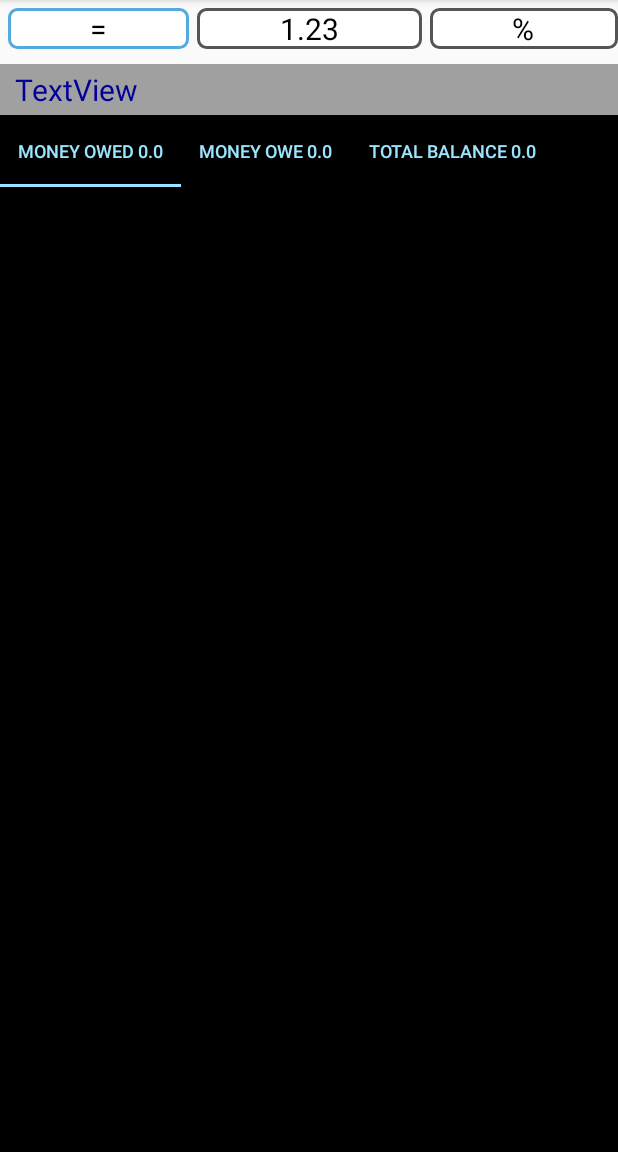
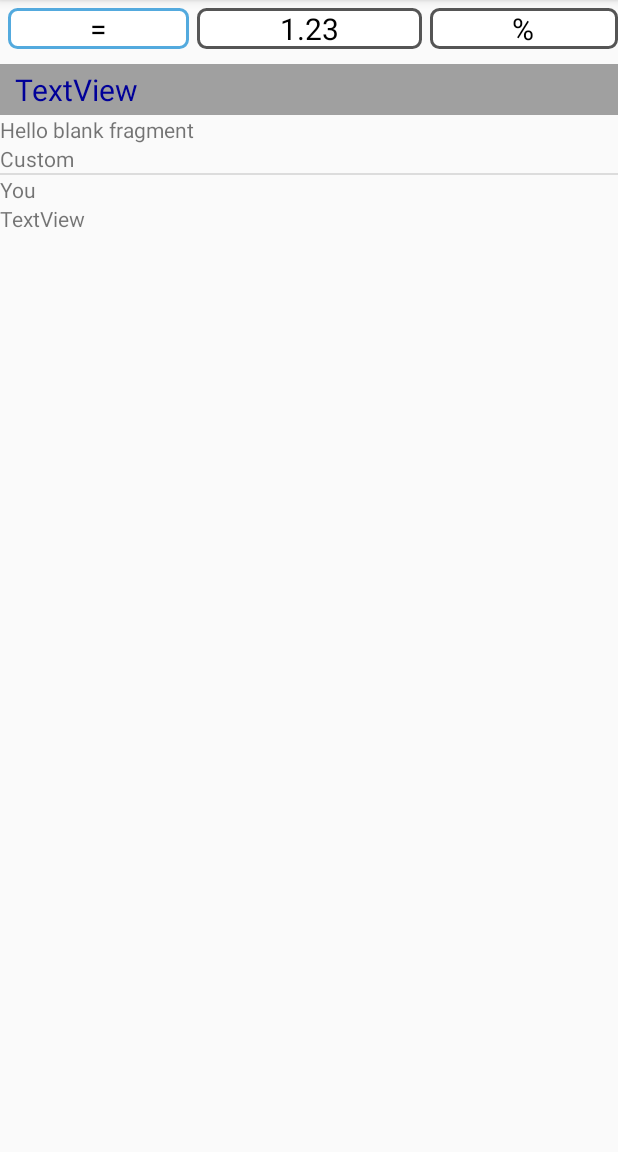
Before and after one commit to hussu97/SafeSplit, an Android app: the SplitActivity screen opened directly, with no data from a screen before it, on a phone screen of 412 x 824 dp, the part 84-1236 px from its top. Run offline under Robolectric (Android 15) with nearby library versions, the phone set to English and light mode, and no system bars.

Commit message:
diff branch

```diff
--- a/app/src/main/java/com/example/b00063271/safesplit/AddBill.java
+++ b/app/src/main/java/com/example/b00063271/safesplit/AddBill.java
@@ -25,7 +25,7 @@ public class AddBill extends AppCompatActivity {
     static Button paidby;
     static Button split;
     static EditText amount;
-    static Boolean First = true;
+    private Boolean First = true;
 
 
 
--- a/app/src/main/java/com/example/b00063271/safesplit/FriendsFragment/MainFragment.java
+++ b/app/src/main/java/com/example/b00063271/safesplit/FriendsFragment/MainFragment.java
@@ -126,7 +126,7 @@ public class MainFragment extends Fragment {
         viewPager.setAdapter(adapter);
     }
 
-    static class Adapter extends FragmentPagerAdapter {
+    public static class Adapter extends FragmentPagerAdapter {
         private final List<Fragment> mFragmentList = new ArrayList<>();
         private final List<String> mFragmentTitleList = new ArrayList<>();
         public Adapter(FragmentManager manager) {
--- a/app/src/main/java/com/example/b00063271/safesplit/HomeScreenActivity.java
+++ b/app/src/main/java/com/example/b00063271/safesplit/HomeScreenActivity.java
@@ -27,7 +27,6 @@ public class HomeScreenActivity extends AppCompatActivity implements MainFragmen
     private FragmentTransaction fragmentTransaction;
     private ListView listView;
     private final String TAG="HSActivity";
-
     private String userMobile="xJNsNNf39VJ62aiETsiO";
     private String userName ="Hussu";
 
--- a/app/src/main/java/com/example/b00063271/safesplit/SplitActivity.java
+++ b/app/src/main/java/com/example/b00063271/safesplit/SplitActivity.java
@@ -5,12 +5,20 @@ import androidx.appcompat.app.AppCompatActivity;
 import androidx.fragment.app.Fragment;
 import androidx.fragment.app.FragmentManager;
 import androidx.fragment.app.FragmentTransaction;
+import androidx.viewpager.widget.ViewPager;
 
 import android.content.Intent;
 import android.net.Uri;
 import android.os.Bundle;
+import android.provider.MediaStore;
 import android.util.Log;
 import android.view.MenuItem;
+import android.view.View;
+import android.widget.CompoundButton;
+import android.widget.RadioButton;
+import android.widget.RadioGroup;
+import android.widget.TextView;
+import android.widget.Toast;
 
 import com.example.b00063271.safesplit.FriendsFragment.MainFragment;
 import com.example.b00063271.safesplit.FriendsFragment.MoneyOweFragment;
@@ -18,45 +26,105 @@ import com.example.b00063271.safesplit.FriendsFragment.MoneyOwedFragment;
 import com.example.b00063271.safesplit.FriendsFragment.TotalBalanceFragment;
 import com.google.android.material.bottomnavigation.BottomNavigationView;
 
-public class SplitActivity extends AppCompatActivity implements MainFragment.OnFragmentInteractionListener,DashboardFragment.OnFragmentInteractionListener
-        ,ProfileFragment.OnFragmentInteractionListener,GroupsFragment.OnFragmentInteractionListener,MoneyOweFragment.OnFragmentInteractionListener, MoneyOwedFragment.OnFragmentInteractionListener,
-        TotalBalanceFragment.OnFragmentInteractionListener{
+import org.w3c.dom.Text;
+
+public class SplitActivity extends AppCompatActivity implements splitpercent.OnFragmentInteractionListener,splitexactamounts.OnFragmentInteractionListener,
+            splitequally.OnFragmentInteractionListener{
 
     private FragmentManager fragmentManager;
     private FragmentTransaction fragmentTransaction;
     private String userID="xJNsNNf39VJ62aiETsiO";
+    private String username = "hussu";
+    private RadioGroup rg;
+    private RadioButton rbequal, rbexact, rbpercent;
+    private TextView fragment_title;
 
+    private ViewPager viewPager;
     @Override
     protected void onCreate(Bundle savedInstanceState) {
         super.onCreate(savedInstanceState);
         setContentView(R.layout.activity_split);
+
+        rg = (RadioGroup) findViewById(R.id.rg_split);
+        rbequal = (RadioButton) findViewById(R.id.radio0);
+        rbexact = (RadioButton) findViewById(R.id.radio1);
+        rbpercent = (RadioButton) findViewById(R.id.radio2);
+        fragment_title = (TextView) findViewById(R.id.textView3);
+
         fragmentManager = getSupportFragmentManager();
-        openFragment(new MainFragment());
+        viewPager = (ViewPager)findViewById(R.id.splitOptionsViewPager);
+        setupViewPager();
+
+/*
+        fragment_title.setOnClickListener(new View.OnClickListener() {
+            @Override
+            public void onClick(View v) {
+                viewPager.setCurrentItem(2, true);
+                rbpercent.setChecked(true);
+            }
+        });
+*/
+
+
+        rg.setOnCheckedChangeListener(new RadioGroup.OnCheckedChangeListener() {
+            @Override
+            public void onCheckedChanged(RadioGroup group, int checkedId) {
+                switch (checkedId){
+                    case R.id.radio0:{
+                        viewPager.setCurrentItem(0, true);
+                        break;
+                    }
+                    case R.id.radio1:{
+                        viewPager.setCurrentItem(1, true);
+                        break;
+                    }
+                    case R.id.radio2:{
+                        viewPager.setCurrentItem(2, true);
+                        break;
+                    }
+                }
+            }
+        });
+
+        viewPager.setOnPageChangeListener(new ViewPager.OnPageChangeListener() {
+            @Override
+            public void onPageScrolled(int position, float positionOffset, int positionOffsetPixels) {
+
+            }
+
+            @Override
+            public void onPageSelected(int position) {
+                switch (position){
+                    case 0:{
+                        rbequal.setChecked(true);
+                        break;
+                    }
+                    case 1:{
+                        rbexact.setChecked(true);
+                        break;
+                    }
+                    case 2:{
+                        rbpercent.setChecked(true);
+                        break;
+                    }
+                }
+            }
+
+            @Override
+            public void onPageScrollStateChanged(int state) {
+
+            }
+        });
+
     }
 
-
-    private BottomNavigationView.OnNavigationItemSelectedListener mOnNavigationItemSelectedListener
-            = new BottomNavigationView.OnNavigationItemSelectedListener() {
-
-        @Override
-        public boolean onNavigationItemSelected(@NonNull MenuItem item) {
-            switch (item.getItemId()) {
-                case R.id.naviagation_friends:
-                    return openFragment(MainFragment.newInstance(userID));
-                case R.id.navigation_dashboard:
-                    return openFragment(new DashboardFragment());
-                case R.id.naviagtion_me:
-                    return openFragment(new ProfileFragment());
-                case R.id.navigation_groups:
-                    return openFragment(new GroupsFragment());
-                case R.id.navigation_new_bill:
-                    startActivity(new Intent(getApplicationContext(),AddUsers.class));
-                    overridePendingTransition(R.anim.push_bottom_up,R.anim.remain_same_position);
-                    return true;
-            }
-            return false;
-        }
-    };
+    private void setupViewPager(){
+        MainFragment.Adapter adapter = new MainFragment.Adapter(fragmentManager);
+        adapter.addFragment(splitequally.newInstance("",""), "Equal");
+        adapter.addFragment(splitexactamounts.newInstance("",""), "Exact");
+        adapter.addFragment(splitpercent.newInstance("",""), "Percent");
+        viewPager.setAdapter(adapter);
+    }
     private boolean openFragment(Fragment fragment){
         fragmentTransaction = fragmentManager.beginTransaction();
         fragmentTransaction.replace(R.id.frame_container, fragment);
--- a/app/src/main/java/com/example/b00063271/safesplit/spliequally.java
+++ b/app/src/main/java/com/example/b00063271/safesplit/splitequally.java
@@ -9,17 +9,25 @@ import androidx.fragment.app.Fragment;
 import android.view.LayoutInflater;
 import android.view.View;
 import android.view.ViewGroup;
+import android.widget.ListView;
+import android.widget.SimpleAdapter;
+
+import java.util.ArrayList;
+import java.util.HashMap;
+
+import static com.example.b00063271.safesplit.AddBill.payers;
+import static com.example.b00063271.safesplit.AddBill.users;
 
 
 /**
  * A simple {@link Fragment} subclass.
  * Activities that contain this fragment must implement the
- * {@link spliequally.OnFragmentInteractionListener} interface
+ * {@link splitequally.OnFragmentInteractionListener} interface
  * to handle interaction events.
- * Use the {@link spliequally#newInstance} factory method to
+ * Use the {@link splitequally#newInstance} factory method to
  * create an instance of this fragment.
  */
-public class spliequally extends Fragment {
+public class splitequally extends Fragment {
     // TODO: Rename parameter arguments, choose names that match
     // the fragment initialization parameters, e.g. ARG_ITEM_NUMBER
     private static final String ARG_PARAM1 = "param1";
@@ -31,7 +39,7 @@ public class spliequally extends Fragment {
 
     private OnFragmentInteractionListener mListener;
 
-    public spliequally() {
+    public splitequally() {
         // Required empty public constructor
     }
 
@@ -41,11 +49,11 @@ public class spliequally extends Fragment {
      *
      * @param param1 Parameter 1.
      * @param param2 Parameter 2.
-     * @return A new instance of fragment spliequally.
+     * @return A new instance of fragment splitequally.
      */
     // TODO: Rename and change types and number of parameters
-    public static spliequally newInstance(String param1, String param2) {
-        spliequally fragment = new spliequally();
+    public static splitequally newInstance(String param1, String param2) {
+        splitequally fragment = new splitequally();
         Bundle args = new Bundle();
         args.putString(ARG_PARAM1, param1);
         args.putString(ARG_PARAM2, param2);
@@ -62,11 +70,35 @@ public class spliequally extends Fragment {
         }
     }
 
+
+    static ListView equalpayers;
+
     @Override
     public View onCreateView(LayoutInflater inflater, ViewGroup container,
                              Bundle savedInstanceState) {
         // Inflate the layout for this fragment
         View view = inflater.inflate(R.layout.fragment_spliequally, container, false);
+
+        //List View
+        //------------------------------------------------------------------------------------------
+        equalpayers = (ListView) view.findViewById(R.id.equalpayerslist);
+
+        ArrayList<HashMap<String, String>> data = new ArrayList<HashMap<String, String>>();
+        for (String user:users){
+            HashMap<String, String> map = new HashMap<String, String>();
+            map.put("name", user);
+            data.add(map);
+        }
+
+
+        int resource = R.layout.equalpayerslist_item;
+        String[] from = {"name"};
+        int[] to = {R.id.textView4};
+
+        SimpleAdapter adapter = new SimpleAdapter(getContext(), data, resource, from, to);
+        equalpayers.setAdapter(adapter);
+        //equalpayers.setOnItemClickListener(this);
+        //------------------------------------------------------------------------------------------
         return view;
     }
 
--- /dev/null
+++ b/app/src/main/java/com/example/b00063271/safesplit/splitpercent.java
@@ -0,0 +1,110 @@
+package com.example.b00063271.safesplit;
+
+import android.content.Context;
+import android.net.Uri;
+import android.os.Bundle;
+
+import androidx.fragment.app.Fragment;
+
+import android.view.LayoutInflater;
+import android.view.View;
+import android.view.ViewGroup;
+
+
+/**
+ * A simple {@link Fragment} subclass.
+ * Activities that contain this fragment must implement the
+ * {@link splitpercent.OnFragmentInteractionListener} interface
+ * to handle interaction events.
+ * Use the {@link splitpercent#newInstance} factory method to
+ * create an instance of this fragment.
+ */
+public class splitpercent extends Fragment {
+    // TODO: Rename parameter arguments, choose names that match
+    // the fragment initialization parameters, e.g. ARG_ITEM_NUMBER
+    private static final String ARG_PARAM1 = "param1";
+    private static final String ARG_PARAM2 = "param2";
+
+    // TODO: Rename and change types of parameters
+    private String mParam1;
+    private String mParam2;
+
+    private OnFragmentInteractionListener mListener;
+
+    public splitpercent() {
+        // Required empty public constructor
+    }
+
+    /**
+     * Use this factory method to create a new instance of
+     * this fragment using the provided parameters.
+     *
+     * @param param1 Parameter 1.
+     * @param param2 Parameter 2.
+     * @return A new instance of fragment splitpercent.
+     */
+    // TODO: Rename and change types and number of parameters
+    public static splitpercent newInstance(String param1, String param2) {
+        splitpercent fragment = new splitpercent();
+        Bundle args = new Bundle();
+        args.putString(ARG_PARAM1, param1);
+        args.putString(ARG_PARAM2, param2);
+        fragment.setArguments(args);
+        return fragment;
+    }
+
+    @Override
+    public void onCreate(Bundle savedInstanceState) {
+        super.onCreate(savedInstanceState);
+        if (getArguments() != null) {
+            mParam1 = getArguments().getString(ARG_PARAM1);
+            mParam2 = getArguments().getString(ARG_PARAM2);
+        }
+    }
+
+    @Override
+    public View onCreateView(LayoutInflater inflater, ViewGroup container,
+                             Bundle savedInstanceState) {
+        // Inflate the layout for this fragment
+        return inflater.inflate(R.layout.fragment_splitpercent, container, false);
+    }
+
+    // TODO: Rename method, update argument and hook method into UI event
+    public void onButtonPressed(Uri uri) {
+        if (mListener != null) {
+            mListener.onFragmentInteraction(uri);
+        }
+    }
+
+    @Override
+    public void onAttach(Context context) {
+        super.onAttach(context);
+        if (context instanceof OnFragmentInteractionListener) {
+            mListener = (OnFragmentInteractionListener) context;
+        } else {
+            throw new RuntimeException(context.toString()
+                    + " must implement OnFragmentInteractionListener");
+        }
+    }
+
+    @Override
+    public void onDetach() {
+        super.onDetach();
+        mListener = null;
+    }
+
+    /**
+     * This interface must be implemented by activities that contain this
+     * fragment to allow an interaction in this fragment to be communicated
+     * to the activity and potentially other fragments contained in that
+     * activity.
+     * <p>
+     * See the Android Training lesson <a href=
+     * "http://developer.android.com/training/basics/fragments/communicating.html"
+     * >Communicating with Other Fragments</a> for more information.
+     */
+    public interface OnFragmentInteractionListener {
+        // TODO: Update argument type and name
+        void onFragmentInteraction(Uri uri);
+    }
+}
--- a/app/src/main/res/layout/activity_split.xml
+++ b/app/src/main/res/layout/activity_split.xml
@@ -9,6 +9,7 @@
     tools:context=".SplitActivity">
 
     <RadioGroup
+        android:id="@+id/rg_split"
         android:layout_width="match_parent"
         android:layout_height="wrap_content"
         android:layout_weight="0"
@@ -65,8 +66,10 @@
         android:textColor="@color/bluestage1"
         android:textSize="20sp" />
 
-    <FrameLayout
-        android:id="@+id/frame_container"
-        android:layout_width="wrap_content"
-        android:layout_height="wrap_content" />
+    <androidx.viewpager.widget.ViewPager
+        android:id="@+id/splitOptionsViewPager"
+        android:layout_width="match_parent"
+        android:layout_height="match_parent"
+        android:layout_weight="1" />
+
 </LinearLayout>
--- /dev/null
+++ b/app/src/main/res/layout/equalpayerslist_item.xml
@@ -0,0 +1,11 @@
+<?xml version="1.0" encoding="utf-8"?>
+<LinearLayout xmlns:android="http://schemas.android.com/apk/res/android"
+    android:layout_width="match_parent"
+    android:layout_height="match_parent">
+
+    <TextView
+        android:id="@+id/textView4"
+        android:layout_width="wrap_content"
+        android:layout_height="wrap_content"
+        android:layout_weight="1" />
+</LinearLayout>
--- a/app/src/main/res/layout/fragment_spliequally.xml
+++ b/app/src/main/res/layout/fragment_spliequally.xml
@@ -1,14 +1,29 @@
 <?xml version="1.0" encoding="utf-8"?>
-<FrameLayout xmlns:android="http://schemas.android.com/apk/res/android"
+<LinearLayout xmlns:android="http://schemas.android.com/apk/res/android"
     xmlns:tools="http://schemas.android.com/tools"
     android:layout_width="match_parent"
     android:layout_height="match_parent"
-    tools:context=".spliequally">
+    android:orientation="vertical"
+    tools:context=".splitequally">
 
     <!-- TODO: Update blank fragment layout -->
     <TextView
         android:layout_width="match_parent"
-        android:layout_height="match_parent"
+        android:layout_height="wrap_content"
         android:text="@string/hello_blank_fragment" />
 
-</FrameLayout>
+    <ListView
+        android:id="@+id/equalpayerslist"
+        android:layout_width="match_parent"
+        android:layout_height="wrap_content"
+        android:choiceMode="multipleChoice">
+
+    </ListView>
+
+    <TextView
+        android:id="@+id/textView5"
+        android:layout_width="match_parent"
+        android:layout_height="wrap_content"
+        android:text="TextView" />
+
+</LinearLayout>
```
Also changed, not shown: app/src/main/res/layout/fragment_splitpercent.xml (added, +14 -0 lines).
